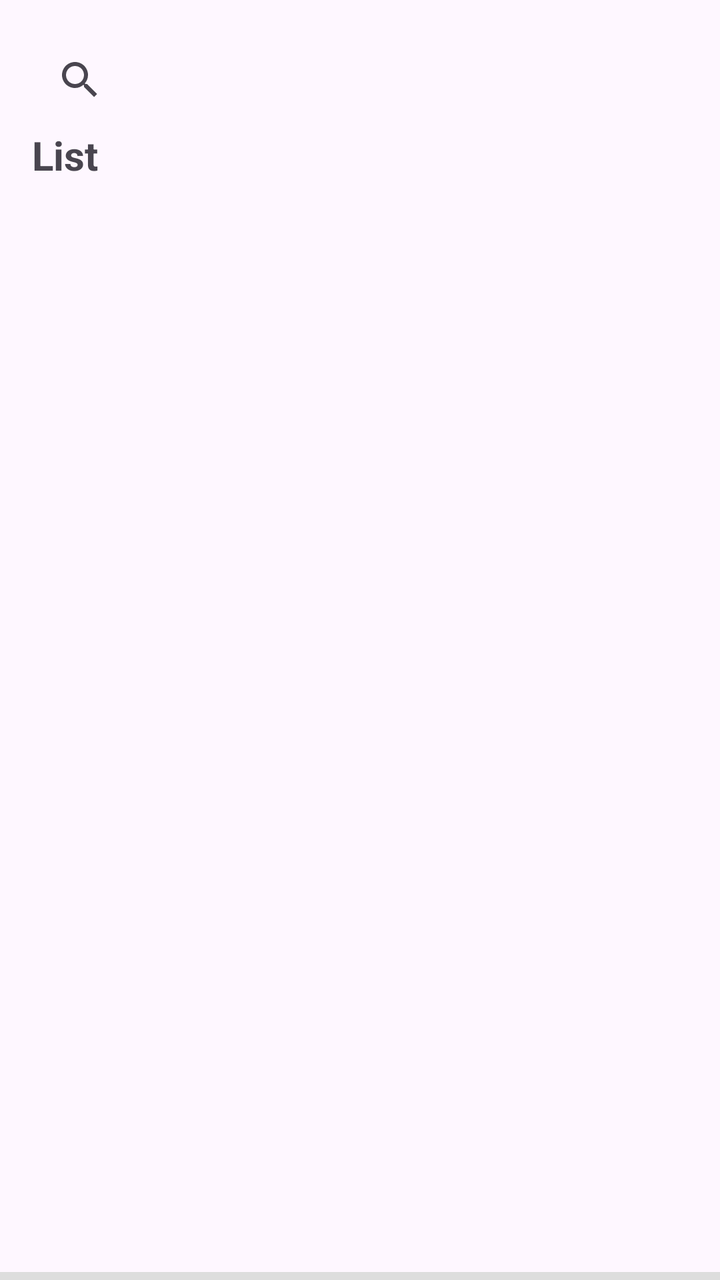
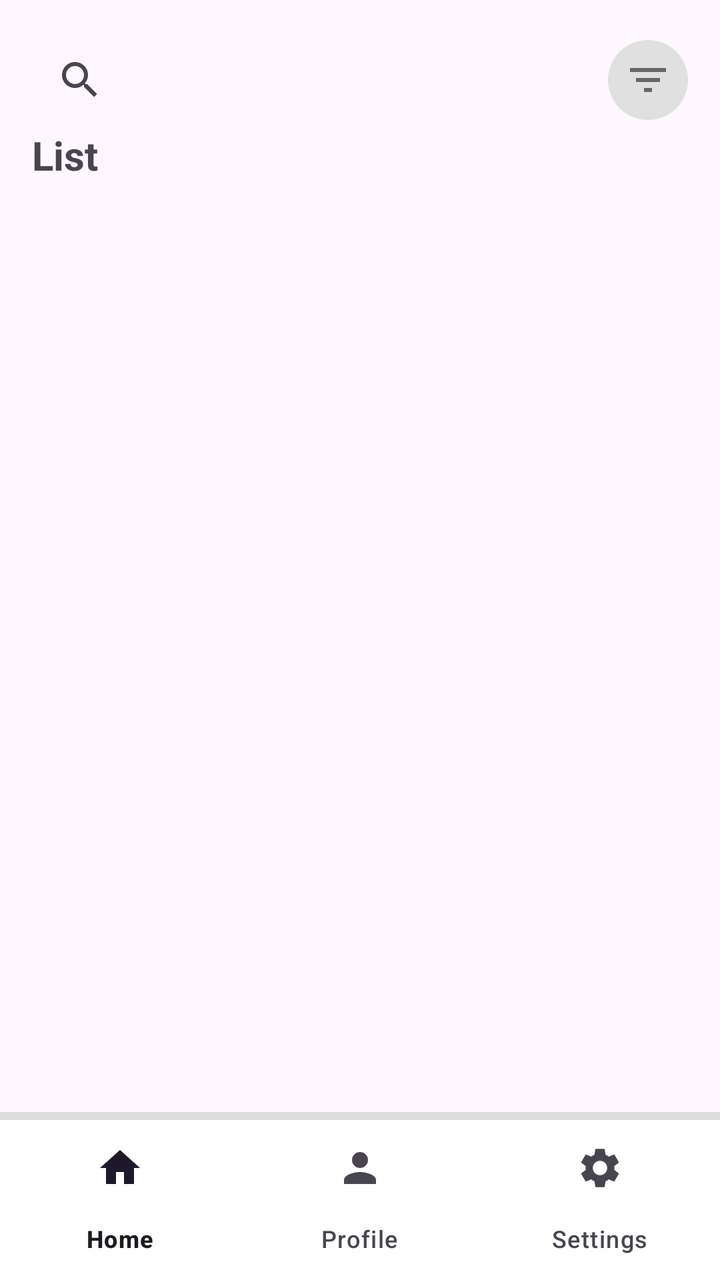

An Android layout rendered at two revisions. The XML below is the earlier revision; the diff shows what the commit changed to produce the second picture.
<!-- AndroidManifest.xml: application theme Theme.MainProj -->
<!-- res/layout/activity_lists.xml -->
<?xml version="1.0" encoding="utf-8"?>
<androidx.constraintlayout.widget.ConstraintLayout
    xmlns:android="http://schemas.android.com/apk/res/android"
    xmlns:app="http://schemas.android.com/apk/res-auto"
    android:id="@+id/main"
    android:layout_width="match_parent"
    android:layout_height="match_parent">

    
    <androidx.appcompat.widget.SearchView
        android:id="@+id/searchView"
        android:layout_width="0dp"
        android:layout_height="wrap_content"
        android:queryHint="Search username..."
        android:iconifiedByDefault="false"
        app:layout_constraintTop_toTopOf="parent"
        app:layout_constraintStart_toStartOf="parent"
        app:layout_constraintEnd_toEndOf="parent"
        android:layout_margin="16dp"/>

    
    <androidx.recyclerview.widget.RecyclerView
        android:id="@+id/searchSuggestions"
        android:layout_width="0dp"
        android:layout_height="wrap_content"
        android:visibility="gone"
        android:background="#FFFFFF"
        app:layout_constraintTop_toBottomOf="@id/searchView"
        app:layout_constraintStart_toStartOf="parent"
        app:layout_constraintEnd_toEndOf="parent"/>

    
    <TextView
        android:id="@+id/fragmentTitle"
        android:layout_width="wrap_content"
        android:layout_height="wrap_content"
        android:text="List"
        android:textSize="20sp"
        android:textStyle="bold"
        android:layout_marginStart="16dp"
        app:layout_constraintTop_toBottomOf="@id/searchSuggestions"
        app:layout_constraintStart_toStartOf="parent"/>

    
    <androidx.viewpager2.widget.ViewPager2
        android:id="@+id/viewPager"
        android:layout_width="0dp"
        android:layout_height="0dp"
        app:layout_constraintTop_toBottomOf="@id/fragmentTitle"
        app:layout_constraintBottom_toTopOf="@id/indicatorContainer"
        app:layout_constraintStart_toStartOf="parent"
        app:layout_constraintEnd_toEndOf="parent"/>

    
    <FrameLayout
        android:id="@+id/indicatorContainer"
        android:layout_width="0dp"
        android:layout_height="48dp"
        app:layout_constraintBottom_toBottomOf="parent"
        app:layout_constraintStart_toStartOf="parent"
        app:layout_constraintEnd_toEndOf="parent">

        
        <View
            android:id="@+id/indicatorBar"
            android:layout_width="match_parent"
            android:layout_height="4dp"
            android:layout_gravity="bottom"
            android:background="#DDDDDD"/>

        
        <View
            android:id="@+id/indicatorSlider"
            android:layout_width="0dp"
            android:layout_height="4dp"
            android:layout_gravity="bottom"
            android:background="#6200EE"/>

        
        <LinearLayout
            android:id="@+id/indicatorButtons"
            android:layout_width="match_parent"
            android:layout_height="match_parent"
            android:orientation="horizontal"/>

    </FrameLayout>

</androidx.constraintlayout.widget.ConstraintLayout>
<!-- resources referenced by this layout -->
<resources>
  <style name="Theme.MainProj" parent="Theme.Material3.DayNight.NoActionBar">
              <item name="inputStrokeColor">@color/input_stroke_color_light</item>
              <item name="buttonPrimary">@color/button_primary_light</item>
              <item name="textSecondary">@color/text_secondary_light</item>
  
              <item name="buttonGoogleBg">@color/button_google_bg_light</item>
              <item name="buttonGoogleText">@color/button_google_text_light</item>
              <item name="buttonGoogleStroke">@color/button_google_stroke_light</item>
          </style>
  <color name="input_stroke_color_light">#667eea</color>
  <color name="button_primary_light">#667eea</color>
  <color name="text_secondary_light">#666666</color>
  <color name="button_google_bg_light">#FFFFFF</color>
  <color name="button_google_text_light">#333333</color>
  <color name="button_google_stroke_light">#e0e0e0</color>
</resources>

<!-- the commit's change to res/layout/activity_lists.xml (unified diff, before → after) -->
@@ -7,16 +7,59 @@
     android:layout_height="match_parent">
 
     
-    <androidx.appcompat.widget.SearchView
-        android:id="@+id/searchView"
+    <LinearLayout
+        android:id="@+id/searchContainer"
         android:layout_width="0dp"
         android:layout_height="wrap_content"
-        android:queryHint="Search username..."
-        android:iconifiedByDefault="false"
+        android:orientation="horizontal"
+        android:gravity="center_vertical"
+        android:layout_margin="16dp"
         app:layout_constraintTop_toTopOf="parent"
         app:layout_constraintStart_toStartOf="parent"
-        app:layout_constraintEnd_toEndOf="parent"
-        android:layout_margin="16dp"/>
+        app:layout_constraintEnd_toEndOf="parent">
+
+        <androidx.appcompat.widget.SearchView
+            android:id="@+id/searchView"
+            android:layout_width="0dp"
+            android:layout_height="wrap_content"
+            android:layout_weight="1"
+            android:queryHint="Search username..."
+            android:iconifiedByDefault="false"/>
+
+        <FrameLayout
+            android:id="@+id/filterButtonContainer"
+            android:layout_width="wrap_content"
+            android:layout_height="wrap_content"
+            android:layout_marginStart="8dp">
+
+            <ImageButton
+                android:id="@+id/btnFilter"
+                android:layout_width="40dp"
+                android:layout_height="40dp"
+                android:background="@drawable/bg_pill_filter"
+                android:src="@drawable/ic_filter"
+                android:scaleType="centerInside"
+                android:padding="8dp"
+                android:contentDescription="Filter"/>
+
+            <TextView
+                android:id="@+id/filterBadge"
+                android:layout_width="18dp"
+                android:layout_height="18dp"
+                android:layout_gravity="top|end"
+                android:layout_marginTop="-4dp"
+                android:layout_marginEnd="-4dp"
+                android:background="@drawable/bg_badge_filter"
+                android:gravity="center"
+                android:textColor="#FFFFFF"
+                android:textSize="10sp"
+                android:textStyle="bold"
+                android:visibility="gone"
+                android:text="0"/>
+
+        </FrameLayout>
+
+    </LinearLayout>
 
     
     <androidx.recyclerview.widget.RecyclerView
@@ -25,7 +68,7 @@
         android:layout_height="wrap_content"
         android:visibility="gone"
         android:background="#FFFFFF"
-        app:layout_constraintTop_toBottomOf="@id/searchView"
+        app:layout_constraintTop_toBottomOf="@id/searchContainer"
         app:layout_constraintStart_toStartOf="parent"
         app:layout_constraintEnd_toEndOf="parent"/>
 
@@ -56,7 +99,7 @@
         android:id="@+id/indicatorContainer"
         android:layout_width="0dp"
         android:layout_height="48dp"
-        app:layout_constraintBottom_toBottomOf="parent"
+        app:layout_constraintBottom_toTopOf="@id/bottomNav"
         app:layout_constraintStart_toStartOf="parent"
         app:layout_constraintEnd_toEndOf="parent">
 
@@ -85,4 +128,23 @@
 
     </FrameLayout>
 
+    <include
+        layout="@layout/bottom_nav"
+        android:id="@+id/bottomNav"
+        android:layout_width="0dp"
+        android:layout_height="wrap_content"
+        app:layout_constraintBottom_toBottomOf="parent"
+        app:layout_constraintStart_toStartOf="parent"
+        app:layout_constraintEnd_toEndOf="parent" />
+
 </androidx.constraintlayout.widget.ConstraintLayout>
+<!-- res/layout/bottom_nav.xml (included above) -->
+<?xml version="1.0" encoding="utf-8"?>
+<com.google.android.material.bottomnavigation.BottomNavigationView xmlns:android="http://schemas.android.com/apk/res/android"
+    xmlns:app="http://schemas.android.com/apk/res-auto"
+    android:id="@+id/bottomNav"
+    android:layout_width="match_parent"
+    android:layout_height="wrap_content"
+    android:background="@color/colorSurface"
+    app:menu="@menu/bottom_nav_menu"
+    app:labelVisibilityMode="labeled" />
<!-- resource entries referenced after the edit -->
@@ -1,5 +1,32 @@
 <!-- resources referenced by this layout -->
 <resources>
+  <color name="colorSurface">#FFFFFF</color>
+  <!-- drawable bg_badge_filter (drawable) -->
+  <?xml version="1.0" encoding="utf-8"?>
+  <shape xmlns:android="http://schemas.android.com/apk/res/android"
+      android:shape="oval">
+      <solid android:color="#B0B0B0"/>
+      <size android:width="18dp" android:height="18dp"/>
+  </shape>
+  <!-- drawable bg_pill_filter (drawable) -->
+  <?xml version="1.0" encoding="utf-8"?>
+  <shape xmlns:android="http://schemas.android.com/apk/res/android"
+      android:shape="rectangle">
+      <solid android:color="#E0E0E0"/>
+      <corners android:radius="20dp"/>
+  </shape>
+  <!-- drawable ic_filter (drawable) -->
+  <?xml version="1.0" encoding="utf-8"?>
+  <vector xmlns:android="http://schemas.android.com/apk/res/android"
+      android:width="24dp"
+      android:height="24dp"
+      android:viewportWidth="24"
+      android:viewportHeight="24"
+      android:tint="#666666">
+      <path
+          android:fillColor="#FF000000"
+          android:pathData="M10,18h4v-2h-4v2zM3,6v2h18V6H3zM6,13h12v-2H6v2z"/>
+  </vector>
   <style name="Theme.MainProj" parent="Theme.Material3.DayNight.NoActionBar">
               <item name="inputStrokeColor">@color/input_stroke_color_light</item>
               <item name="buttonPrimary">@color/button_primary_light</item>
